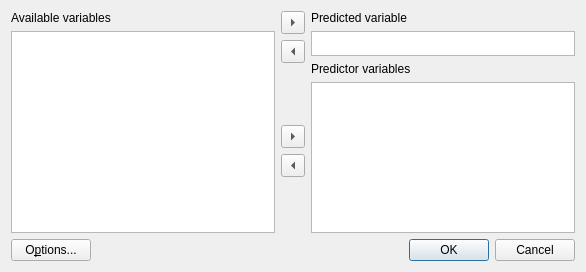
First picture: the form in cogstat/ui/regression.ui, repository cogstat/cogstat, before the edit.
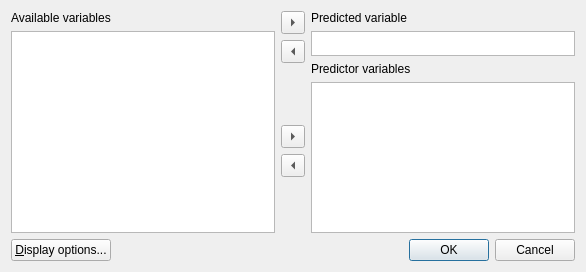
Second picture: the form after the edit.

Commit message: change button label

Diff of the .ui file:
```diff
--- a/cogstat/ui/regression.ui
+++ b/cogstat/ui/regression.ui
@@ -43,7 +43,7 @@
      <item>
       <widget class="QPushButton" name="pushButton">
        <property name="text">
-        <string>O&amp;ptions...</string>
+        <string>&amp;Display options...</string>
        </property>
       </widget>
      </item>
```
The commit also changes 3 other files.
